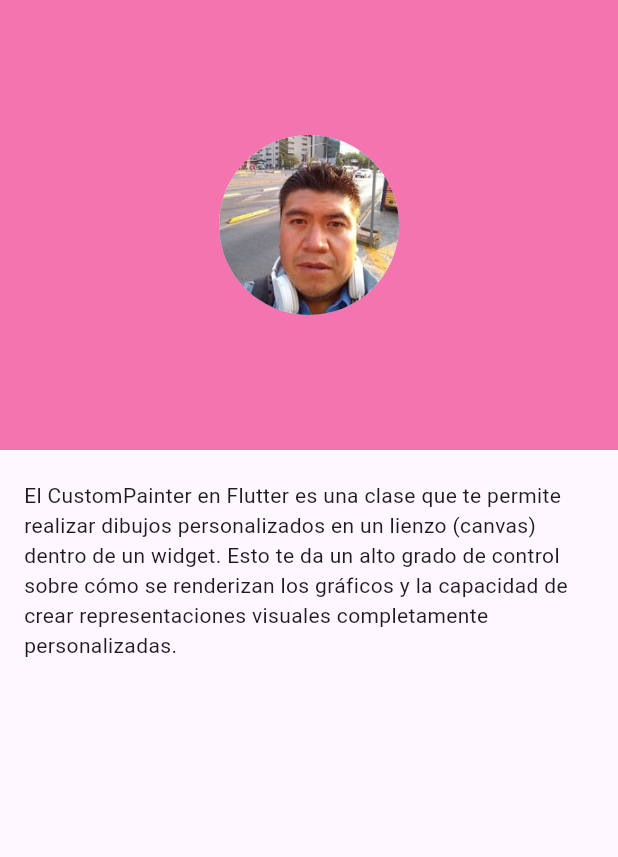
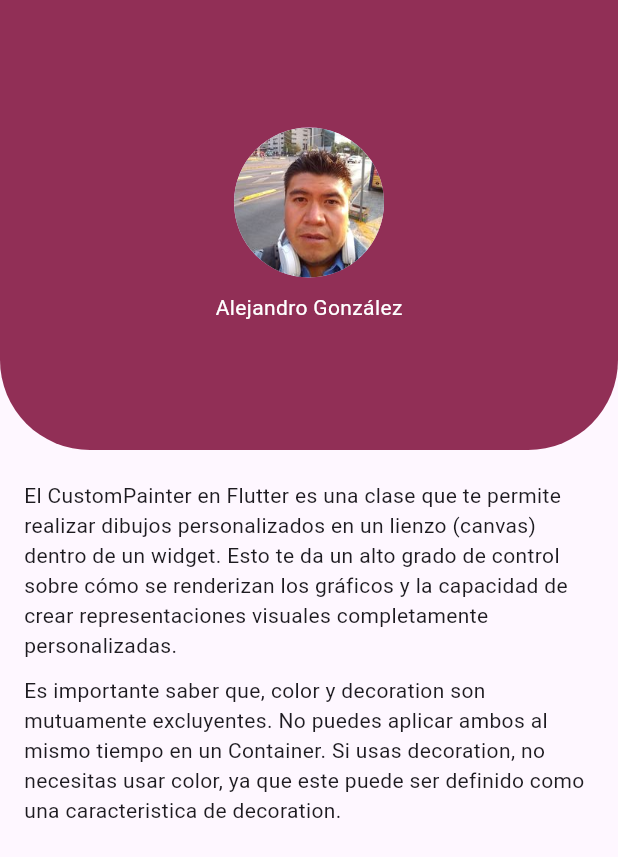
Before and after one commit to alexglzrys/flutter_design_custom_painter, a Flutter app: the screen it shows after launch, on a phone screen of 412 x 824 dp. Shown: the top 857 px of the screen. Run offline on Flutter 3.47's test engine with Material 3 defaults, Android fonts, the phone set to English and light mode, and no system bars.

Commit message:
header esquinas inferiores semi-redondeadas

```diff
--- a/lib/screens/headers_page.dart
+++ b/lib/screens/headers_page.dart
@@ -10,7 +10,8 @@ class HeadersPage extends StatelessWidget {
       body: SingleChildScrollView(
           child: Column(
         children: [
-          HeaderRectangular(),
+          // HeaderRectangular(),
+          HeaderBordesRedondeados(),
           Content(),
         ],
       )),
@@ -30,7 +31,10 @@ class Content extends StatelessWidget {
         children: [
           SizedBox(height: 20),
           Text(
-              'El CustomPainter en Flutter es una clase que te permite realizar dibujos personalizados en un lienzo (canvas) dentro de un widget. Esto te da un alto grado de control sobre cómo se renderizan los gráficos y la capacidad de crear representaciones visuales completamente personalizadas.')
+              'El CustomPainter en Flutter es una clase que te permite realizar dibujos personalizados en un lienzo (canvas) dentro de un widget. Esto te da un alto grado de control sobre cómo se renderizan los gráficos y la capacidad de crear representaciones visuales completamente personalizadas.'),
+          SizedBox(height: 10),
+          Text(
+              'Es importante saber que, color y decoration son mutuamente excluyentes. No puedes aplicar ambos al mismo tiempo en un Container. Si usas decoration, no necesitas usar color, ya que este puede ser definido como una caracteristica de decoration. ')
         ],
       ),
     );
--- /dev/null
+++ b/lib/widgets/header_bordes_redondeados.dart
@@ -0,0 +1,48 @@
+import 'package:flutter/material.dart';
+
+// Widget para representar una cabecera rectangular con bordes semi-rendondeados en la parte inferior
+class HeaderBordesRedondeados extends StatelessWidget {
+  const HeaderBordesRedondeados({super.key});
+
+  @override
+  Widget build(BuildContext context) {
+    // Para la mayoría de los diseños, se recomienda usar Container hasta donde sea posible.
+    return Container(
+      height: 300,
+      decoration: const BoxDecoration(
+        // Aplicar esquinas semi-redondeadas en la parte inferior
+        borderRadius: BorderRadius.only(
+            bottomLeft: Radius.circular(60), bottomRight: Radius.circular(60)),
+        // ? Si aplicamos decoración y color a un elemento, el color debe estar definido dentro de la propiedad decoration.
+        color: Color(0xff912F56),
+      ),
+      child: const HeaderInformation(),
+    );
+  }
+}
+
+// Widget encargado de mostrar información dentro de la sección de cabecera
+class HeaderInformation extends StatelessWidget {
+  const HeaderInformation({
+    super.key,
+  });
+
+  @override
+  Widget build(BuildContext context) {
+    return const Center(
+        child: Column(
+      mainAxisAlignment: MainAxisAlignment.center,
+      children: [
+        CircleAvatar(
+          backgroundImage: AssetImage('assets/images/avatar.jpg'),
+          radius: 50,
+        ),
+        SizedBox(height: 10),
+        Text(
+          'Alejandro González',
+          style: TextStyle(color: Colors.white),
+        )
+      ],
+    ));
+  }
+}
--- a/lib/widgets/widgets.dart
+++ b/lib/widgets/widgets.dart
@@ -1,2 +1,3 @@
 // Archivo de barril concentrador de widgets
+export 'package:custom_painter_flutter_app/widgets/header_bordes_redondeados.dart';
 export 'package:custom_painter_flutter_app/widgets/header_rectangular.dart';
```
